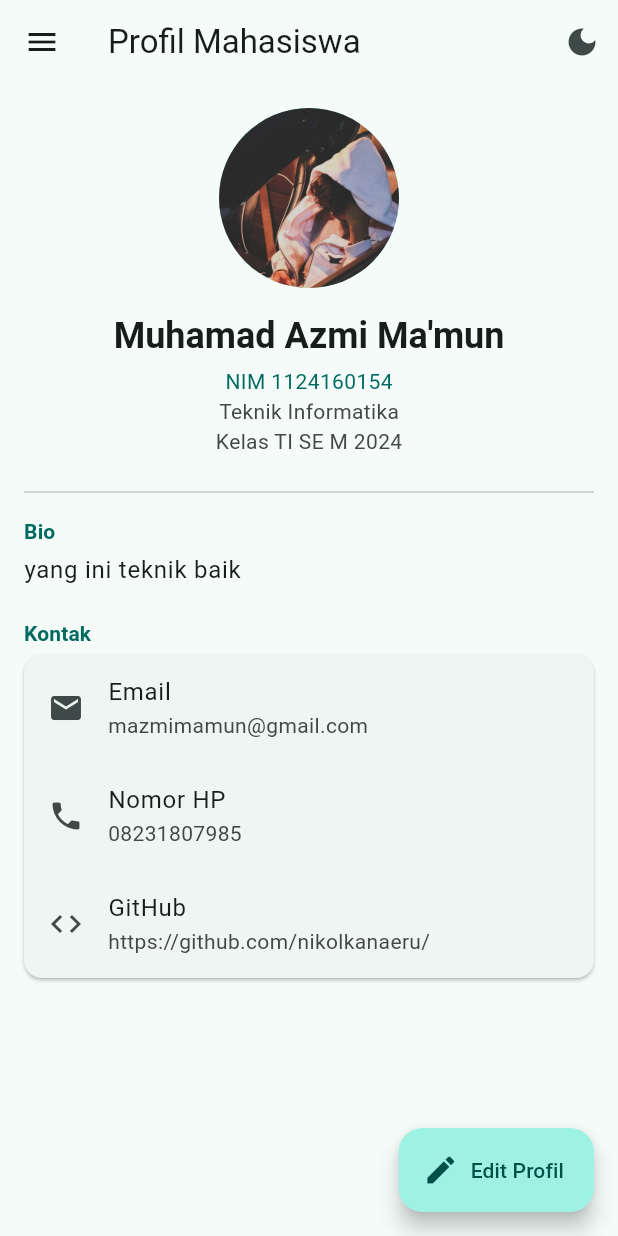
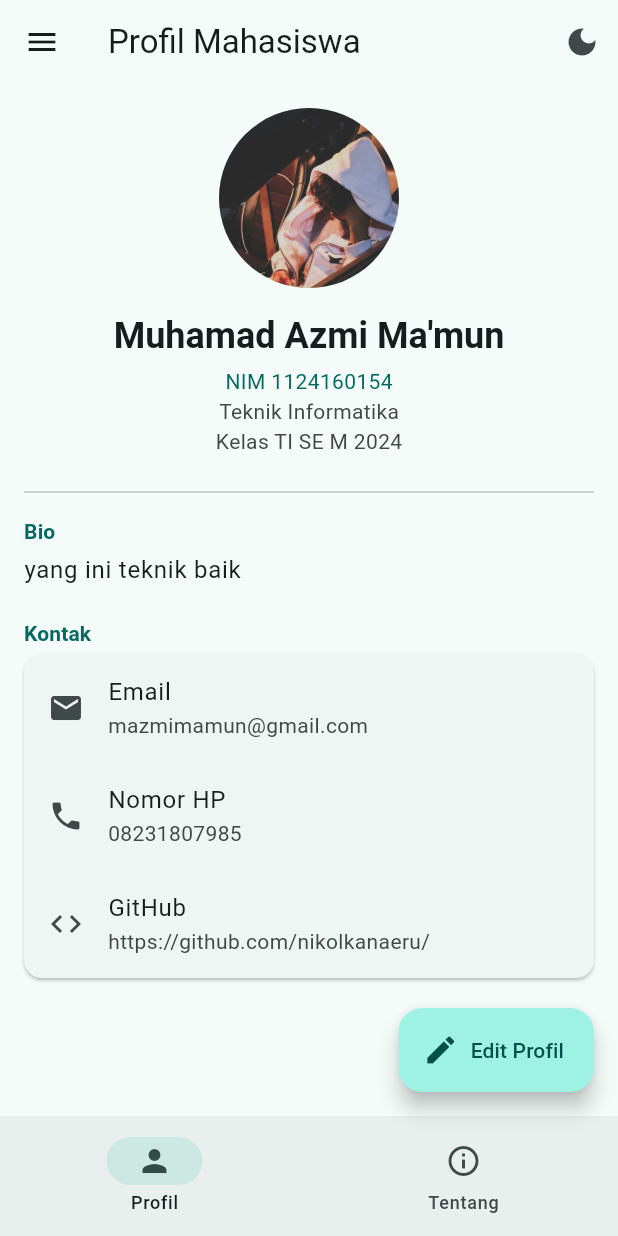
Before and after one commit to nikolkanaeru/uts-pml-1124160154, a Flutter app: the ProfilePage screen opened by its route, on a phone screen of 412 x 824 dp. Run offline on Flutter 3.47's test engine with Material 3 defaults, Android fonts, the phone set to English and light mode, and no system bars.

Commit message:
menambahkan navigation bar

```diff
--- a/soal2-profil-app/lib/screens/profile_page.dart
+++ b/soal2-profil-app/lib/screens/profile_page.dart
@@ -94,6 +94,17 @@ class _ProfilePageState extends State<ProfilePage> {
             ),
           ],
         ),
+      ),
+      bottomNavigationBar: NavigationBar(
+        selectedIndex: 0,
+        onDestinationSelected: (index) {
+          if (index == 1) Navigator.pushNamed(context, '/about');
+        },
+        destinations: const [
+          NavigationDestination(icon: Icon(Icons.person), label: 'Profil'),
+          NavigationDestination(
+              icon: Icon(Icons.info_outline), label: 'Tentang'),
+        ],
       ),
       floatingActionButton: FloatingActionButton.extended(
         onPressed: _editProfile,
```
